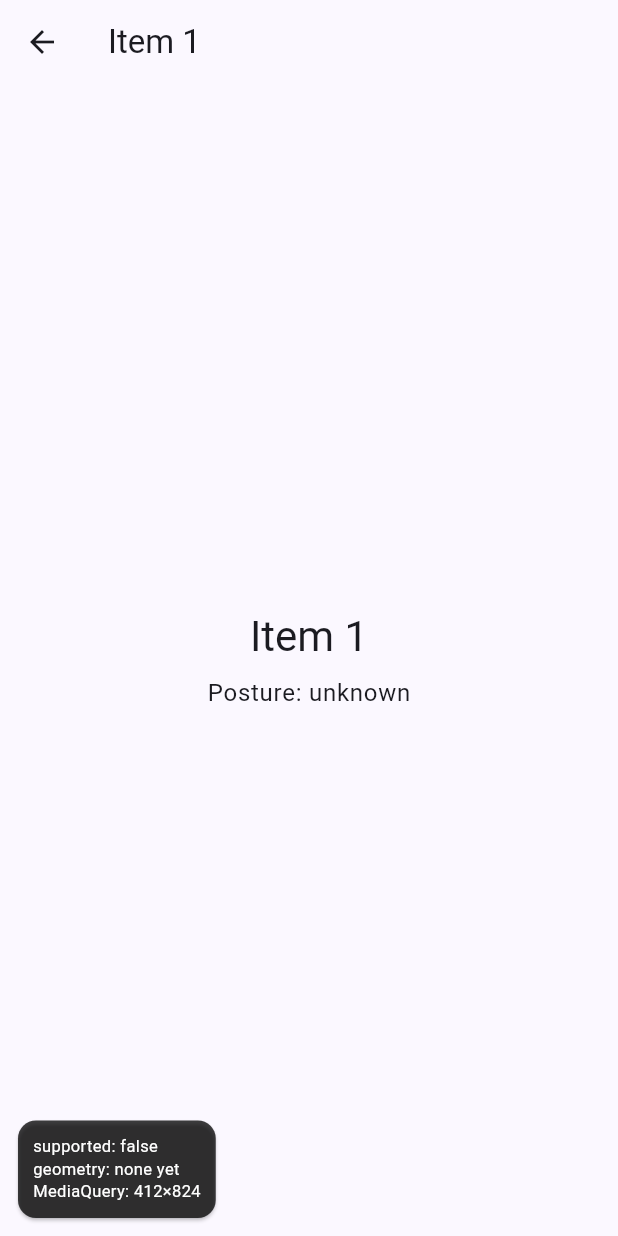
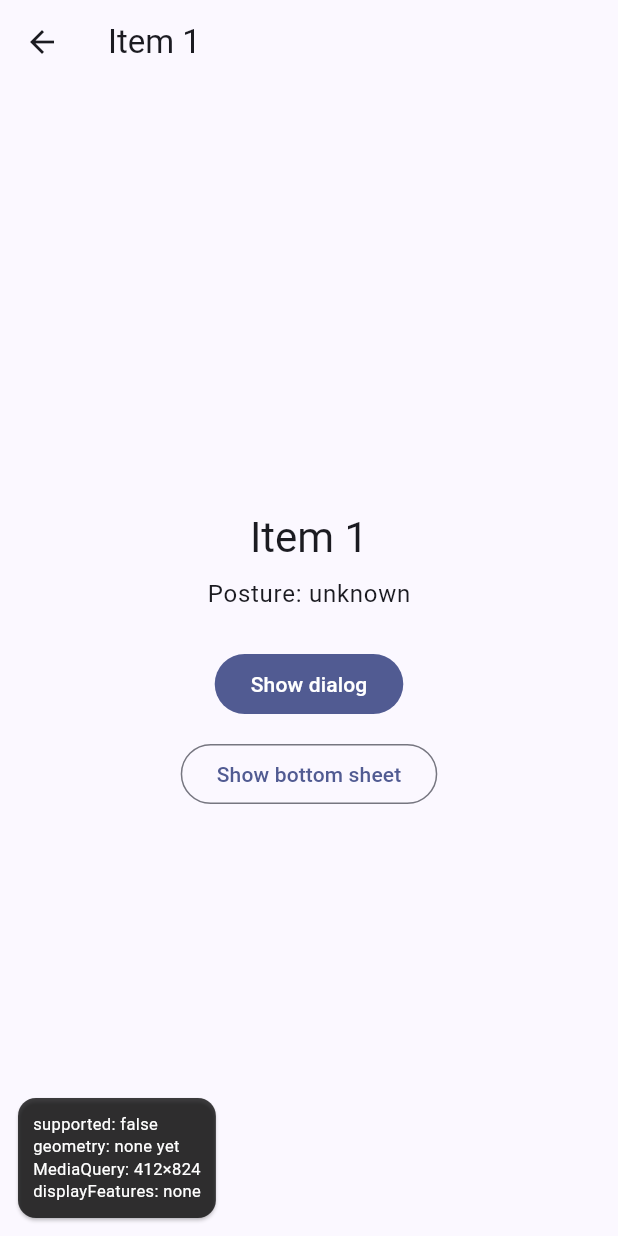
Before and after one commit to Geekles007/duo_display, a Flutter app: the screen it shows after launch, after a tap on an icon or button, on a phone screen of 412 x 824 dp. Run offline on Flutter 3.47's test engine with Material 3 defaults, Android fonts, the phone set to English and light mode, and no system bars; Roboto replaces fonts that are missing (Menlo).

Commit message:
feat(example): wrap the app in DuoDisplayFeatures
Adds a dialog button on the list and dialog and bottom sheet buttons on
the detail page, which should open on one side of the hinge, and shows
the display features Flutter sees in the overlay card.

```diff
--- a/example/lib/geometry_overlay.dart
+++ b/example/lib/geometry_overlay.dart
@@ -1,3 +1,5 @@
+import 'dart:ui' show DisplayFeature;
+
 import 'package:duo_display/duo_display.dart';
 import 'package:flutter/material.dart';
 
@@ -70,6 +72,7 @@ class _GeometryCard extends StatelessWidget {
         'isSplitView: ${geometry.isSplitView}',
       ],
       'MediaQuery: ${_size(MediaQuery.sizeOf(context))}',
+      'displayFeatures: ${_features(MediaQuery.displayFeaturesOf(context))}',
     ];
     return Card(
       margin: const EdgeInsets.all(12),
@@ -93,6 +96,12 @@ class _GeometryCard extends StatelessWidget {
       ? '–'
       : '${_number(rect.width)}×${_number(rect.height)}'
             '@${_number(rect.left)},${_number(rect.top)}';
+
+  static String _features(List<DisplayFeature> features) => features.isEmpty
+      ? 'none'
+      : features
+            .map((feature) => '${feature.type.name}(${feature.state.name})')
+            .join(', ');
 
   static String _size(Size size) =>
       '${_number(size.width)}×${_number(size.height)}';
--- a/example/lib/main.dart
+++ b/example/lib/main.dart
@@ -2,7 +2,9 @@ import 'package:duo_display/duo_display.dart';
 import 'package:duo_display_example/geometry_overlay.dart';
 import 'package:flutter/material.dart';
 
-void main() => runApp(const ExampleApp());
+// DuoDisplayFeatures reports the hinge in MediaQuery.displayFeatures, so the
+// dialogs and bottom sheets below avoid it without any iPhone Duo code.
+void main() => runApp(const DuoDisplayFeatures(child: ExampleApp()));
 
 class ExampleApp extends StatelessWidget {
   const ExampleApp({super.key});
@@ -33,6 +35,11 @@ class ItemListPage extends StatelessWidget {
   Widget build(BuildContext context) {
     return Scaffold(
       appBar: AppBar(title: const Text('Items')),
+      floatingActionButton: FloatingActionButton.extended(
+        onPressed: () => showExampleDialog(context),
+        icon: const Icon(Icons.chat_bubble_outline),
+        label: const Text('Dialog'),
+      ),
       body: ListView.builder(
         itemCount: itemCount,
         itemBuilder: (context, index) => ListTile(
@@ -72,6 +79,22 @@ class ItemDetailPage extends StatelessWidget {
                 'Posture: ${snapshot.data?.posture.name ?? 'unknown'}',
                 style: textTheme.bodyLarge,
               ),
+              const SizedBox(height: 24),
+              FilledButton(
+                onPressed: () => showExampleDialog(context),
+                child: const Text('Show dialog'),
+              ),
+              const SizedBox(height: 12),
+              OutlinedButton(
+                onPressed: () => showModalBottomSheet<void>(
+                  context: context,
+                  builder: (_) => const SizedBox(
+                    height: 200,
+                    child: Center(child: Text('Bottom sheet')),
+                  ),
+                ),
+                child: const Text('Show bottom sheet'),
+              ),
             ],
           ),
         ),
@@ -79,3 +102,19 @@ class ItemDetailPage extends StatelessWidget {
     );
   }
 }
+
+Future<void> showExampleDialog(BuildContext context) => showDialog<void>(
+  context: context,
+  builder: (context) => AlertDialog(
+    title: const Text('Dialog'),
+    content: const Text(
+      'On the inner screen, this opens on one side of the hinge.',
+    ),
+    actions: [
+      TextButton(
+        onPressed: () => Navigator.of(context).pop(),
+        child: const Text('Close'),
+      ),
+    ],
+  ),
+);
```
